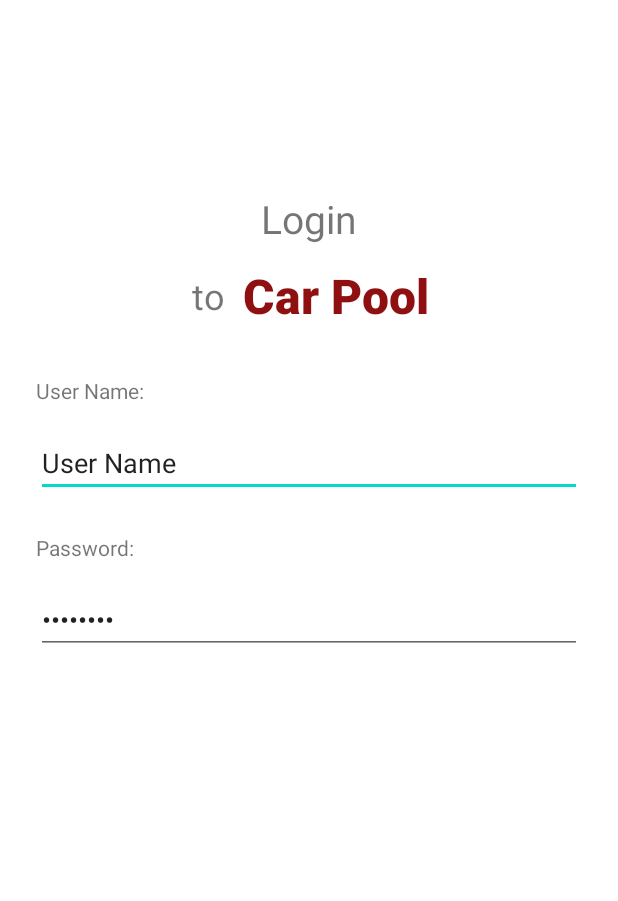
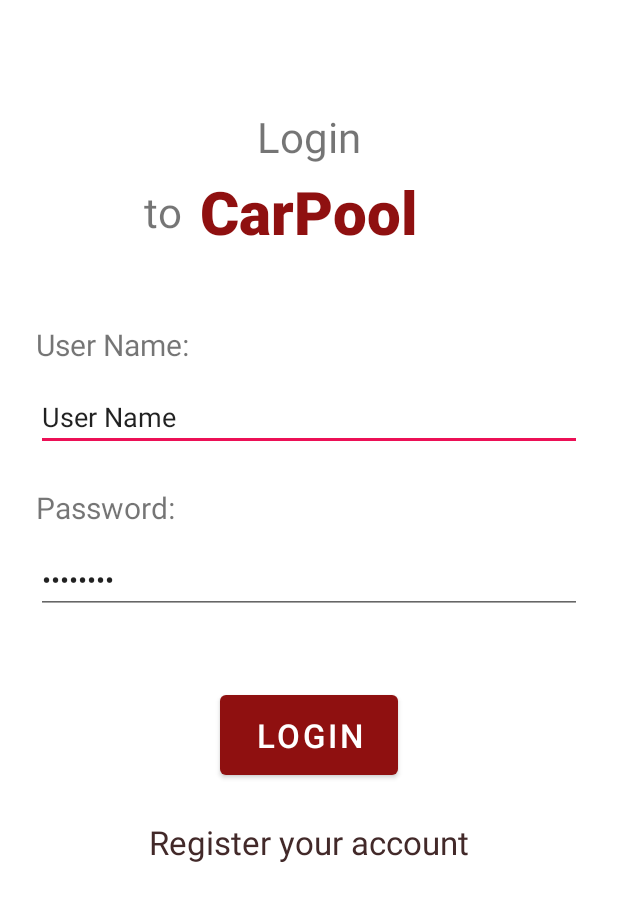
Before and after one commit to LizaSzabo/CarPool, an Android app: the layout fragment_signin.xml on its own in the app's theme, with its tools: preview values and no code run, on a phone screen of 412 x 824 dp. Shown: the top 901 px of the screen. Run offline under Robolectric (Android 15) with nearby library versions, the phone set to English and light mode, and no system bars.

Commit message:
Add login screen ui

```diff
--- a/app/src/main/java/hu/bme/aut/android/carpool/ui/login/signin/SignInFragment.kt
+++ b/app/src/main/java/hu/bme/aut/android/carpool/ui/login/signin/SignInFragment.kt
@@ -1,21 +1,39 @@
 package hu.bme.aut.android.carpool.ui.login.signin
 
 import android.os.Bundle
+import android.text.SpannableString
+import android.text.style.UnderlineSpan
+import android.view.LayoutInflater
 import android.view.View
+import android.view.ViewGroup
+import android.widget.Toast
 import co.zsmb.rainbowcake.base.RainbowCakeFragment
 import co.zsmb.rainbowcake.hilt.getViewModelFromFactory
 import dagger.hilt.android.AndroidEntryPoint
 import hu.bme.aut.android.carpool.R
+import hu.bme.aut.android.carpool.databinding.FragmentSigninBinding
 
 @AndroidEntryPoint
 class SignInFragment : RainbowCakeFragment<SignInViewState, SignInViewModel>() {
+
+    private lateinit var binding: FragmentSigninBinding
     override fun provideViewModel() = getViewModelFromFactory()
     override fun getViewResource() = R.layout.fragment_signin
+
+    override fun onCreateView(
+        inflater: LayoutInflater,
+        container: ViewGroup?,
+        savedInstanceState: Bundle?
+    ): View {
+        binding = FragmentSigninBinding.inflate(inflater, container, false)
+        return binding.root
+    }
 
     override fun onViewCreated(view: View, savedInstanceState: Bundle?) {
         super.onViewCreated(view, savedInstanceState)
 
-        // TODO Setup views
+        setupRegisterLink()
+        setupLoginButton()
     }
 
     override fun onStart() {
@@ -27,4 +45,25 @@ class SignInFragment : RainbowCakeFragment<SignInViewState, SignInViewModel>() {
     override fun render(viewState: SignInViewState) {
         // TODO Render state
     }
+
+    private fun setupRegisterLink() {
+        val mSpannableString = SpannableString(binding.registrationLink.text)
+        mSpannableString.setSpan(UnderlineSpan(), 0, mSpannableString.length, 0)
+        binding.registrationLink.text = mSpannableString
+
+        binding.registrationLink.setOnClickListener {
+            Toast.makeText(context, "Go to registration", Toast.LENGTH_LONG).show()
+        }
+    }
+
+    private fun setupLoginButton() {
+        binding.loginButton.setOnClickListener {
+            if (binding.userNameInput.text.isEmpty()) {
+                binding.userNameInput.error = "User name cannot be empty!"
+            }
+            if (binding.passwordInput.text.isEmpty()) {
+                binding.passwordInput.error = "Password cannot be empty!"
+            }
+        }
+    }
 }
--- a/app/src/main/res/layout/fragment_signin.xml
+++ b/app/src/main/res/layout/fragment_signin.xml
@@ -10,10 +10,10 @@
         android:layout_width="wrap_content"
         android:layout_height="wrap_content"
         android:layout_marginStart="8dp"
-        android:layout_marginTop="128dp"
+        android:layout_marginTop="72dp"
         android:layout_marginEnd="8dp"
         android:text="@string/login_text"
-        android:textSize="26sp"
+        android:textSize="28sp"
         app:layout_constraintEnd_toEndOf="parent"
         app:layout_constraintStart_toStartOf="parent"
         app:layout_constraintTop_toTopOf="parent" />
@@ -22,9 +22,9 @@
         android:id="@+id/textTo"
         android:layout_width="wrap_content"
         android:layout_height="wrap_content"
-        android:layout_marginStart="128dp"
+        android:layout_marginStart="96dp"
         android:text="@string/to_text"
-        android:textSize="24sp"
+        android:textSize="28sp"
         app:layout_constraintBottom_toBottomOf="@+id/appLogoTitle"
         app:layout_constraintStart_toStartOf="parent"
         app:layout_constraintTop_toTopOf="@+id/appLogoTitle" />
@@ -34,11 +34,11 @@
         android:layout_width="wrap_content"
         android:layout_height="wrap_content"
         android:layout_marginStart="12dp"
-        android:layout_marginTop="12dp"
+        android:layout_marginTop="4dp"
         android:fontFamily="sans-serif-black"
         android:text="@string/car_pool_text"
-        android:textColor="@color/car_pool_red"
-        android:textSize="32sp"
+        android:textColor="@color/carpool_red"
+        android:textSize="40sp"
         app:layout_constraintStart_toEndOf="@+id/textTo"
         app:layout_constraintTop_toBottomOf="@+id/loginText" />
 
@@ -48,9 +48,10 @@
         android:layout_width="match_parent"
         android:layout_height="wrap_content"
         android:layout_marginStart="24dp"
-        android:layout_marginTop="32dp"
+        android:layout_marginTop="48dp"
         android:layout_marginEnd="24dp"
         android:text="User Name:"
+        android:textSize="20sp"
         app:layout_constraintEnd_toEndOf="parent"
         app:layout_constraintStart_toStartOf="parent"
         app:layout_constraintTop_toBottomOf="@+id/appLogoTitle" />
@@ -60,7 +61,7 @@
         android:layout_width="match_parent"
         android:layout_height="wrap_content"
         android:layout_marginStart="24dp"
-        android:layout_marginTop="16dp"
+        android:layout_marginTop="12dp"
         android:layout_marginEnd="24dp"
         app:layout_constraintEnd_toEndOf="parent"
         app:layout_constraintHorizontal_bias="0.0"
@@ -76,6 +77,7 @@
         android:layout_marginTop="24dp"
         android:layout_marginEnd="24dp"
         android:text="Password:"
+        android:textSize="20sp"
         app:layout_constraintEnd_toEndOf="parent"
         app:layout_constraintStart_toStartOf="parent"
         app:layout_constraintTop_toBottomOf="@+id/userNameInput" />
@@ -85,7 +87,7 @@
         android:layout_width="match_parent"
         android:layout_height="wrap_content"
         android:layout_marginStart="24dp"
-        android:layout_marginTop="16dp"
+        android:layout_marginTop="12dp"
         android:layout_marginEnd="24dp"
         android:inputType="textPassword"
         app:layout_constraintEnd_toEndOf="parent"
@@ -94,4 +96,31 @@
         app:layout_constraintTop_toBottomOf="@+id/passwordLabel"
         tools:text="12345678" />
 
+    <Button
+        android:id="@+id/loginButton"
+        android:layout_width="wrap_content"
+        android:layout_height="wrap_content"
+        android:layout_marginTop="48dp"
+        android:paddingStart="24dp"
+        android:paddingTop="12dp"
+        android:paddingEnd="24dp"
+        android:paddingBottom="12dp"
+        android:text="@string/login_button_text"
+        android:textSize="22sp"
+        app:layout_constraintEnd_toEndOf="parent"
+        app:layout_constraintStart_toStartOf="parent"
+        app:layout_constraintTop_toBottomOf="@+id/passwordInput" />
+
+    <TextView
+        android:id="@+id/registrationLink"
+        android:layout_width="wrap_content"
+        android:layout_height="wrap_content"
+        android:layout_marginTop="24dp"
+        android:text="Register your account"
+        android:textColor="@color/carpool_text"
+        android:textSize="22sp"
+        app:layout_constraintEnd_toEndOf="parent"
+        app:layout_constraintStart_toStartOf="parent"
+        app:layout_constraintTop_toBottomOf="@+id/loginButton" />
+
 </androidx.constraintlayout.widget.ConstraintLayout>
--- a/app/src/main/res/values-night/themes.xml
+++ b/app/src/main/res/values-night/themes.xml
@@ -2,11 +2,11 @@
     <!-- Base application theme. -->
     <style name="Theme.CarPool" parent="Theme.MaterialComponents.DayNight.NoActionBar">
         <!-- Primary brand color. -->
-        <item name="colorPrimary">@color/purple_200</item>
-        <item name="colorPrimaryVariant">@color/purple_700</item>
+        <item name="colorPrimary">@color/carpool_red</item>
+        <item name="colorPrimaryVariant">@color/carpool_red_light</item>
         <item name="colorOnPrimary">@color/black</item>
         <!-- Secondary brand color. -->
-        <item name="colorSecondary">@color/teal_200</item>
+        <item name="colorSecondary">@color/secondary_red</item>
         <item name="colorSecondaryVariant">@color/teal_200</item>
         <item name="colorOnSecondary">@color/black</item>
         <!-- Status bar color. -->
--- a/app/src/main/res/values/colors.xml
+++ b/app/src/main/res/values/colors.xml
@@ -8,5 +8,8 @@
     <color name="black">#FF000000</color>
     <color name="white">#FFFFFFFF</color>
 
-    <color name="car_pool_red">#FF8F1010</color>
+    <color name="carpool_red">#FF8F1010</color>
+    <color name="secondary_red">#EC1056</color>
+    <color name="carpool_red_light">#9C1700</color>
+    <color name="carpool_text">#422929</color>
 </resources>
--- a/app/src/main/res/values/strings.xml
+++ b/app/src/main/res/values/strings.xml
@@ -2,5 +2,7 @@
     <string name="app_name">CarPool</string>
     <string name="login_text">Login</string>
     <string name="to_text">to</string>
-    <string name="car_pool_text">Car Pool</string>
+    <string name="car_pool_text">CarPool</string>
+    <string name="login_button_text">LOGIN</string>
+    <string name="registration_link_text">Register new account</string>
 </resources>
--- a/app/src/main/res/values/themes.xml
+++ b/app/src/main/res/values/themes.xml
@@ -2,11 +2,11 @@
     <!-- Base application theme. -->
     <style name="Theme.CarPool" parent="Theme.MaterialComponents.DayNight.NoActionBar">
         <!-- Primary brand color. -->
-        <item name="colorPrimary">@color/car_pool_red</item>
-        <item name="colorPrimaryVariant">@color/purple_700</item>
+        <item name="colorPrimary">@color/carpool_red</item>
+        <item name="colorPrimaryVariant">@color/carpool_red_light</item>
         <item name="colorOnPrimary">@color/white</item>
         <!-- Secondary brand color. -->
-        <item name="colorSecondary">@color/teal_200</item>
+        <item name="colorSecondary">@color/secondary_red</item>
         <item name="colorSecondaryVariant">@color/teal_700</item>
         <item name="colorOnSecondary">@color/black</item>
         <!-- Status bar color. -->
```
